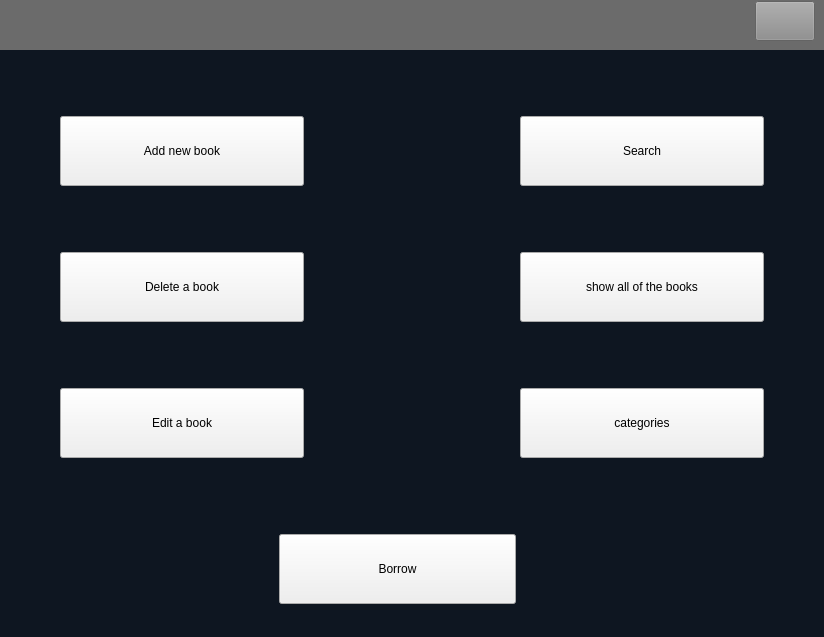
The window that Project/menu.ui (AminNaghiyan/uiap92_project) describes before a commit, drawn with Qt 5.
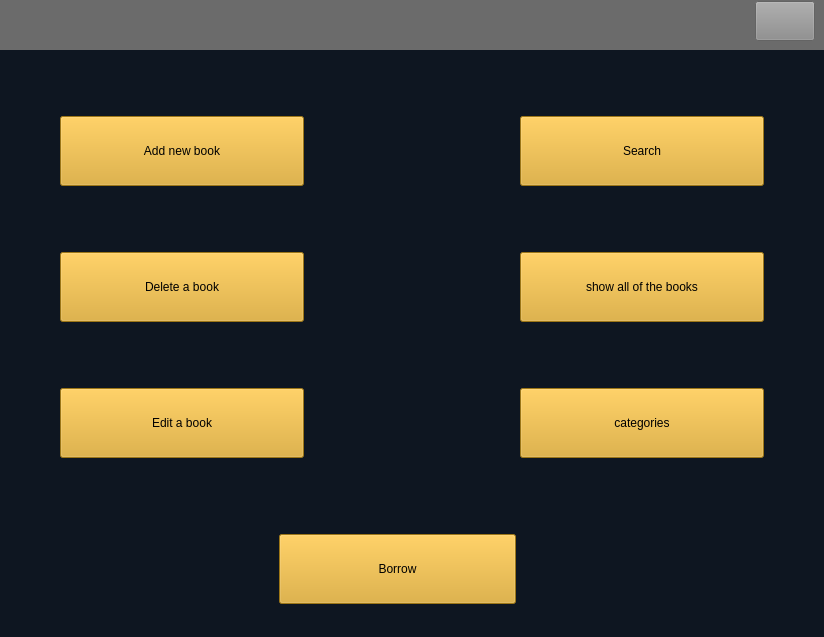
The same window after the commit. Icons and pictures are not drawn.

Commit message: Design final appearance of page Menu

What changed in the file:
```diff
--- a/Project/menu.ui
+++ b/Project/menu.ui
@@ -48,8 +48,83 @@
 #pushButton::hover
 {
 background-color : red 
+}
 
-}</string>
+#search
+{
+ background-color : rgb(218, 165, 32)
+}
+
+#show_all
+{
+background-color : rgb(218, 165, 32)
+}
+
+#add
+{
+background-color : rgb(218, 165, 32)
+}
+
+#delete_2
+{
+background-color : rgb(218, 165, 32)
+}
+
+#edit
+{
+background-color : rgb(218, 165, 32)
+}
+
+#categories
+{
+background-color : rgb(218, 165, 32)
+}
+
+#borrow
+{
+background-color : rgb(218, 165, 32)
+}
+
+
+
+
+
+
+#search::hover
+{
+background-color : #008080
+}
+
+#show_all::hover
+{
+background-color : #008080
+}
+
+#add::hover
+{
+background-color : #008080
+}
+
+#delete_2::hover
+{
+background-color : #008080
+}
+
+#edit::hover
+{
+background-color : #008080
+}
+
+#categories::hover
+{
+background-color : #008080
+}
+
+#borrow::hover
+{
+background-color : #008080
+}
+</string>
   </property>
   <layout class="QVBoxLayout" name="verticalLayout_3">
    <property name="leftMargin">
```
The commit also changes 4 other files.
